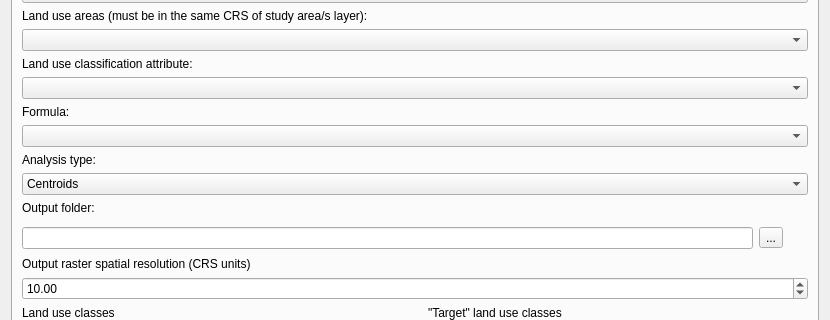
Qt form mapping_ecosystem_services_dialog_base.ui (NaturalGIS/mapping_ecosystem_services) before a commit; both pictures show x 0 to 830 and y 134 to 454 of the 830 by 817 pixel window.
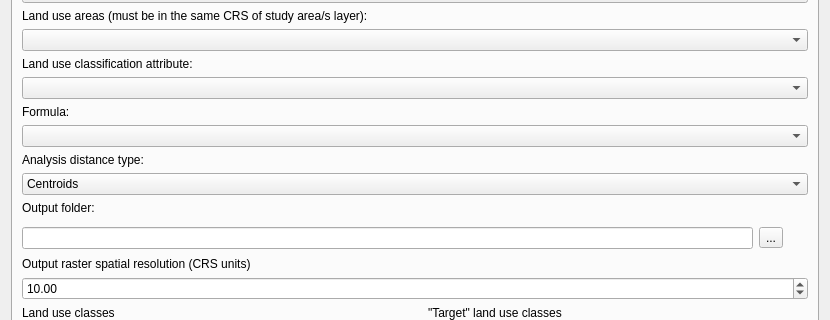
The same form after that commit. Icons and pictures are not drawn.

```diff
--- a/mapping_ecosystem_services_dialog_base.ui
+++ b/mapping_ecosystem_services_dialog_base.ui
@@ -97,7 +97,7 @@
        <item>
         <widget class="QLabel" name="label_9">
          <property name="text">
-          <string>Analysis type:</string>
+          <string>Analysis distance type:</string>
          </property>
         </widget>
        </item>
```
